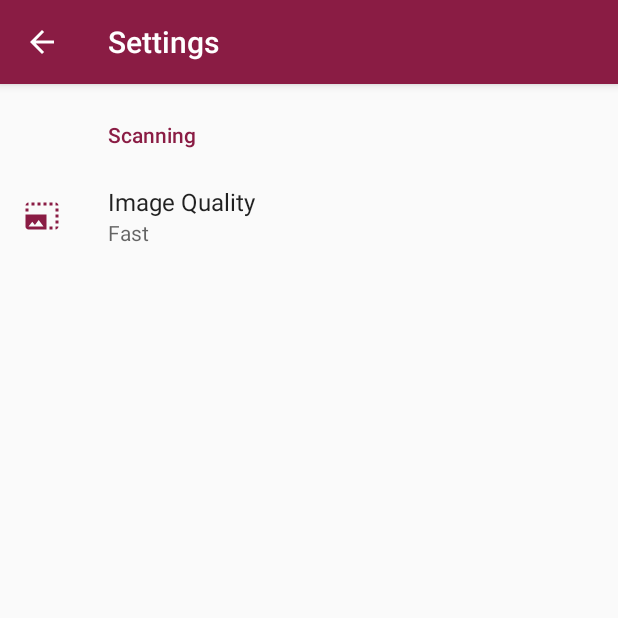
After one commit to clean-apps/CleanSCAN, an Android app: the SettingsActivity screen opened directly, with no data from a screen before it, on a phone screen of 412 x 824 dp, the top half of it. The commit adds this screen. Run offline under Robolectric (Android 15) with nearby library versions, the phone set to English and light mode, and no system bars; our stand-ins replace androidx.preference.

Commit message:
added option to choose and increase scanned image quality

```diff
--- a/app/build.gradle
+++ b/app/build.gradle
@@ -23,6 +23,7 @@ dependencies {
     implementation 'com.android.support.constraint:constraint-layout:1.1.3'
     implementation 'androidx.appcompat:appcompat:1.1.0'
     implementation 'androidx.constraintlayout:constraintlayout:1.1.3'
+    implementation 'androidx.preference:preference:1.1.0'
     testImplementation 'junit:junit:4.12'
     androidTestImplementation 'com.android.support.test:runner:1.0.2'
     androidTestImplementation 'com.android.support.test.espresso:espresso-core:3.0.2'
--- a/app/src/main/AndroidManifest.xml
+++ b/app/src/main/AndroidManifest.xml
@@ -14,7 +14,10 @@
         android:roundIcon="@mipmap/ic_launcher_round"
         android:supportsRtl="true"
         android:theme="@style/AppTheme">
-        <activity android:name=".MultiPageActivity"></activity>
+        <activity
+            android:name=".SettingsActivity"
+            android:label="@string/title_activity_settings"></activity>
+        <activity android:name=".MultiPageActivity" />
         <activity android:name=".IntroActivity" />
         <activity
             android:name=".SplashScreen"
--- a/app/src/main/java/com/babanomania/pdfscanner/MainActivity.java
+++ b/app/src/main/java/com/babanomania/pdfscanner/MainActivity.java
@@ -127,6 +127,12 @@ public class MainActivity extends AppCompatActivity {
 
     public void goToSearch(MenuItem mi){
         Intent intent = new Intent(this, SearchableActivity.class);
+        startActivityForResult(intent, 0);
+    }
+
+
+    public void goToPreferences(MenuItem mi){
+        Intent intent = new Intent(this, SettingsActivity.class);
         startActivityForResult(intent, 0);
     }
 
--- /dev/null
+++ b/app/src/main/java/com/babanomania/pdfscanner/SettingsActivity.java
@@ -0,0 +1,33 @@
+package com.babanomania.pdfscanner;
+
+import android.os.Bundle;
+
+import androidx.appcompat.app.ActionBar;
+import androidx.appcompat.app.AppCompatActivity;
+import androidx.preference.PreferenceFragmentCompat;
+
+public class SettingsActivity extends AppCompatActivity {
+
+    @Override
+    protected void onCreate(Bundle savedInstanceState) {
+        super.onCreate(savedInstanceState);
+        setContentView(R.layout.settings_activity);
+
+        getSupportFragmentManager()
+                .beginTransaction()
+                .replace(R.id.settings, new SettingsFragment())
+                .commit();
+
+        ActionBar actionBar = getSupportActionBar();
+        if (actionBar != null) {
+            actionBar.setDisplayHomeAsUpEnabled(true);
+        }
+    }
+
+    public static class SettingsFragment extends PreferenceFragmentCompat {
+        @Override
+        public void onCreatePreferences(Bundle savedInstanceState, String rootKey) {
+            setPreferencesFromResource(R.xml.root_preferences, rootKey);
+        }
+    }
+}
--- /dev/null
+++ b/app/src/main/res/drawable/ic_menu_img_quality.xml
@@ -0,0 +1,9 @@
+<vector xmlns:android="http://schemas.android.com/apk/res/android"
+    android:width="24dp"
+    android:height="24dp"
+    android:viewportWidth="24"
+    android:viewportHeight="24">
+  <path
+      android:fillColor="@color/colorPrimary"
+      android:pathData="M21,15h2v2h-2v-2zM21,11h2v2h-2v-2zM23,19h-2v2c1,0 2,-1 2,-2zM13,3h2v2h-2L13,3zM21,7h2v2h-2L21,7zM21,3v2h2c0,-1 -1,-2 -2,-2zM1,7h2v2L1,9L1,7zM17,3h2v2h-2L17,3zM17,19h2v2h-2v-2zM3,3C2,3 1,4 1,5h2L3,3zM9,3h2v2L9,5L9,3zM5,3h2v2L5,5L5,3zM1,11v8c0,1.1 0.9,2 2,2h12L15,11L1,11zM3,19l2.5,-3.21 1.79,2.15 2.5,-3.22L13,19L3,19z"/>
+</vector>
--- /dev/null
+++ b/app/src/main/res/layout/settings_activity.xml
@@ -0,0 +1,9 @@
+<LinearLayout xmlns:android="http://schemas.android.com/apk/res/android"
+    android:layout_width="match_parent"
+    android:layout_height="match_parent">
+
+    <FrameLayout
+        android:id="@+id/settings"
+        android:layout_width="match_parent"
+        android:layout_height="match_parent" />
+</LinearLayout>
--- a/app/src/main/res/menu/default_menu.xml
+++ b/app/src/main/res/menu/default_menu.xml
@@ -9,4 +9,10 @@
         android:title="@string/menu_search"
         app:showAsAction="always"/>
 
+    <item android:id="@+id/show_prefrences"
+        android:iconTint="@android:color/white"
+        android:onClick="goToPreferences"
+        android:title="@string/menu_settings"
+        app:showAsAction="never"/>
+
 </menu>
--- /dev/null
+++ b/app/src/main/res/values/arrays.xml
@@ -0,0 +1,15 @@
+<resources>
+    <!-- Reply Preference -->
+    <string-array name="image_quality_entries">
+        <item>Fast</item>
+        <item>Better</item>
+        <item>Highest</item>
+    </string-array>
+
+    <string-array name="image_quality_values">
+        <item>FAST</item>
+        <item>BETTER</item>
+        <item>HIGHEST</item>
+    </string-array>
+
+</resources>
--- a/app/src/main/res/values/strings.xml
+++ b/app/src/main/res/values/strings.xml
@@ -17,6 +17,7 @@
     <string name="menu_rename">Rename</string>
     <string name="menu_search">Search</string>
     <string name="menu_ocr">Extract Text</string>
+    <string name="menu_settings">Settings</string>
 
     <string name="intro_title1">Scan Documents</string>
     <string name="intro_desc1">Easily digitize all your physical documents by converting them to PDFs</string>
@@ -44,4 +45,10 @@
         <item>ID</item>
     </string-array>
 
+    <string name="title_activity_settings">Settings</string>
+    <string name="scanning_header">Scanning</string>
+    <string name="image_quality_title">Image Quality</string>
+    <string name="key_image_quality">IMAGE_QUALITY</string>
+    <string name="value_image_quality">FAST</string>
+
 </resources>
--- /dev/null
+++ b/app/src/main/res/xml/root_preferences.xml
@@ -0,0 +1,16 @@
+<PreferenceScreen xmlns:app="http://schemas.android.com/apk/res-auto">
+
+    <PreferenceCategory app:title="@string/scanning_header">
+
+        <ListPreference
+            app:icon="@drawable/ic_menu_img_quality"
+            app:defaultValue="@string/value_image_quality"
+            app:entries="@array/image_quality_entries"
+            app:entryValues="@array/image_quality_values"
+            app:key="@string/key_image_quality"
+            app:title="@string/image_quality_title"
+            app:useSimpleSummaryProvider="true" />
+
+    </PreferenceCategory>
+
+</PreferenceScreen>
```
Also changed, not shown: scanlibrary/src/main/java/com/scanlibrary/PickImageFragment.java (+34 -9 lines).
